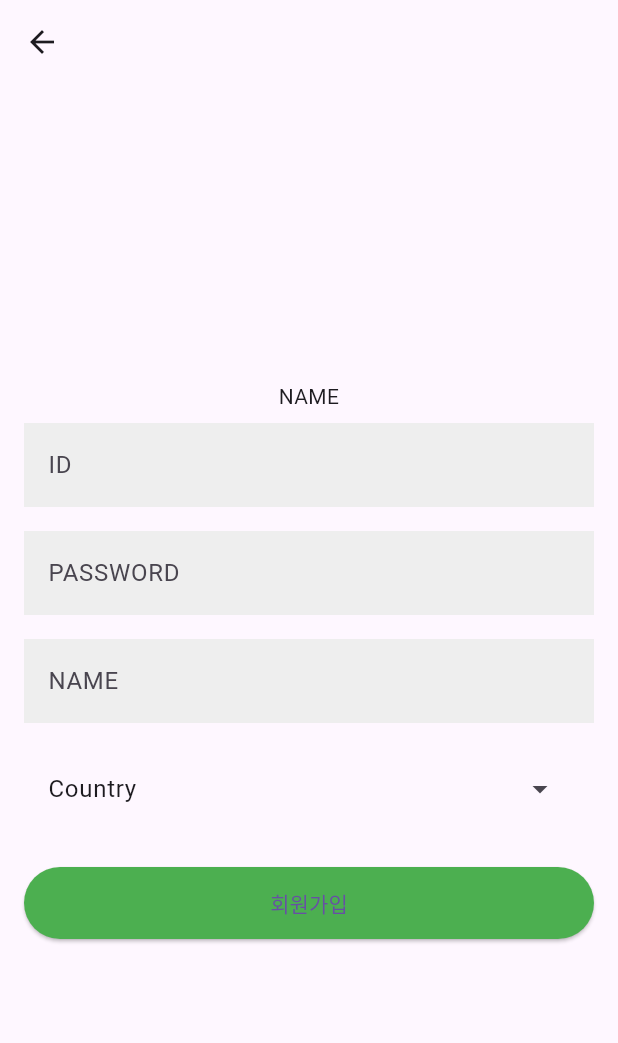
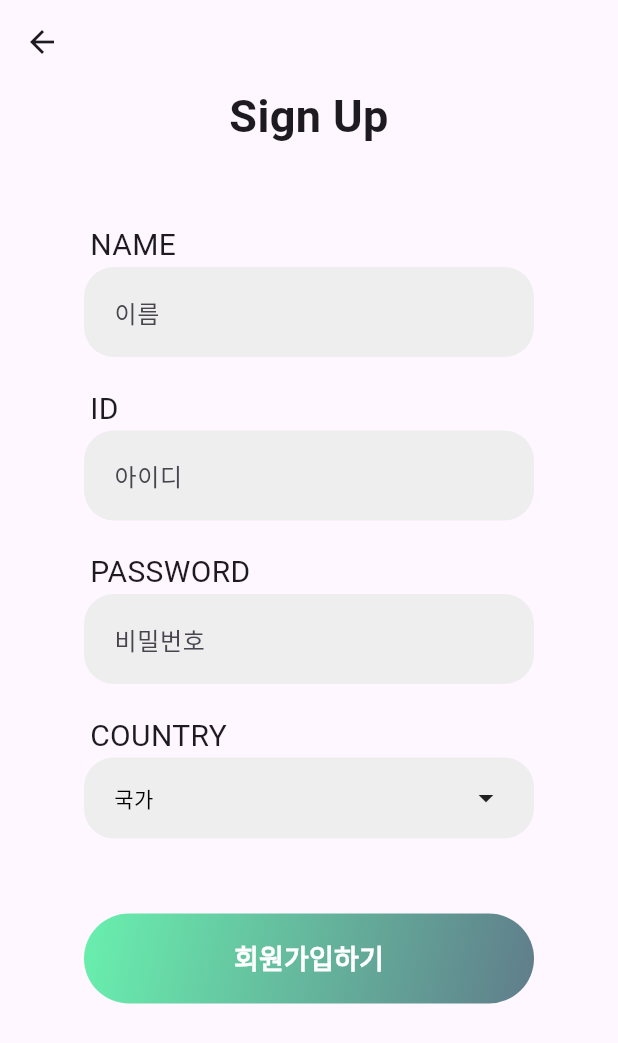
Before and after one commit to jjjooo-it/Flutter_DAKUA, a Flutter app: the screen it shows after launch, after a tap on "회원가입", on a phone screen of 412 x 824 dp. Shown: the top 1043 px of the screen. Run offline on Flutter 3.47's test engine with Material 3 defaults, Android fonts, the phone set to English and light mode, and no system bars.

Commit message:
feat: finish signupPage UI

```diff
--- a/lib/view/front/loginPage.dart
+++ b/lib/view/front/loginPage.dart
@@ -12,6 +12,7 @@ class LoginPage extends StatelessWidget {
   @override
   Widget build(BuildContext context) {
     return Scaffold(
+      resizeToAvoidBottomInset: false,
       body: Padding(
         padding: EdgeInsets.all(16.0),
         child: Column(
@@ -29,7 +30,7 @@ class LoginPage extends StatelessWidget {
                 Text(
                   'DAKUA',
                   style: TextStyle(
-                    fontSize:40,
+                    fontSize: 40,
                     fontWeight: FontWeight.bold,
                   ),
                 ),
@@ -48,7 +49,8 @@ class LoginPage extends StatelessWidget {
                 decoration: InputDecoration(
                   labelText: 'ID',
                   border: InputBorder.none,
-                  contentPadding: EdgeInsets.symmetric(horizontal: 20,vertical: 10),
+                  contentPadding:
+                  EdgeInsets.symmetric(horizontal: 20, vertical: 10),
                 ),
               ),
             ),
@@ -65,7 +67,8 @@ class LoginPage extends StatelessWidget {
                 decoration: InputDecoration(
                   labelText: 'Password',
                   border: InputBorder.none,
-                  contentPadding: EdgeInsets.symmetric(horizontal: 20,vertical: 10),
+                  contentPadding:
+                  EdgeInsets.symmetric(horizontal: 20, vertical: 10),
                 ),
               ),
             ),
@@ -90,7 +93,11 @@ class LoginPage extends StatelessWidget {
                   ),
                   child: Text(
                     '로그인하기',
-                    style: TextStyle(fontSize: 18.0, color: Colors.white), // 폰트 크기 변경 및 텍스트 색상을 하얀색으로 설정
+                    style: TextStyle(
+                      fontSize: 18.0,
+                      color: Colors.white,
+                      fontWeight: FontWeight.bold,
+                    ),
                   ),
                 ),
               ),
@@ -110,8 +117,9 @@ class LoginPage extends StatelessWidget {
                   child: Text(
                     '회원가입',
                     style: TextStyle(
-                        fontSize: 14.0,
-                        color: Colors.black
+                      fontSize: 14.0,
+                      fontWeight: FontWeight.bold,
+                      color: Colors.black,
                     ),
                   ),
                 ),
--- a/lib/view/front/signupPage.dart
+++ b/lib/view/front/signupPage.dart
@@ -1,3 +1,4 @@
+import 'package:flutter/cupertino.dart';
 import 'package:flutter/material.dart';
 import 'package:provider/provider.dart';
 import 'package:mobileplatform_project/viewModel/signupPage_viewModel.dart';
@@ -8,6 +9,7 @@ class SignUpPage extends StatelessWidget {
     return ChangeNotifierProvider(
       create: (context) => SignUpViewModel(),
       child: Scaffold(
+        resizeToAvoidBottomInset: false,
         appBar: AppBar(
           leading: IconButton(
             icon: Icon(Icons.arrow_back),
@@ -24,81 +26,208 @@ class SignUpPage extends StatelessWidget {
   }
 }
 
-class SignUpForm extends StatelessWidget {
+class SignUpForm extends StatefulWidget {
+  @override
+  _SignUpFormState createState() => _SignUpFormState();
+}
+
+class _SignUpFormState extends State<SignUpForm> {
+  String selectedCountry = '국가';
+
   @override
   Widget build(BuildContext context) {
     final viewModel = Provider.of<SignUpViewModel>(context);
-
-    return Padding(
-      padding: const EdgeInsets.all(16.0),
-      child: Form(
-        child: Column(
-          mainAxisAlignment: MainAxisAlignment.center,
-          crossAxisAlignment: CrossAxisAlignment.stretch,
-          children: <Widget>[
-            Text('NAME', textAlign: TextAlign.center),
-            SizedBox(height: 8.0),
-            TextFormField(
-              onChanged: (value) => viewModel.user.name = value,
-              decoration: InputDecoration(
-                labelText: 'ID',
-                filled: true,
-                fillColor: Colors.grey[200],
-                border: InputBorder.none,
+    return Column(
+      mainAxisAlignment: MainAxisAlignment.start,
+      children: <Widget>[
+        Text(
+          'Sign Up',
+          textAlign: TextAlign.center,
+          style: TextStyle(
+            fontSize: 30.0,
+            fontWeight: FontWeight.bold,
+          ),
+        ),
+        SizedBox(height: 50.0),
+        Row(
+          children: [
+            SizedBox(width: 60),
+            Text(
+              'NAME',
+              style: TextStyle(
+                fontSize: 20.0,
               ),
-            ),
-            SizedBox(height: 16.0),
-            TextFormField(
-              onChanged: (value) => viewModel.user.password = value,
-              decoration: InputDecoration(
-                labelText: 'PASSWORD',
-                filled: true,
-                fillColor: Colors.grey[200],
-                border: InputBorder.none,
-              ),
-              obscureText: true,
-            ),
-            SizedBox(height: 16.0),
-            TextFormField(
-              onChanged: (value) => viewModel.user.name = value,
-              decoration: InputDecoration(
-                labelText: 'NAME',
-                filled: true,
-                fillColor: Colors.grey[200],
-                border: InputBorder.none,
-              ),
-            ),
-            SizedBox(height: 16.0),
-            PopupMenuButton<String>(
-              initialValue: viewModel.user.country ?? '한국', // 초기 선택 값
-              itemBuilder: (BuildContext context) {
-                return ['한국', '중국'].map((String country) {
-                  return PopupMenuItem<String>(
-                    value: country,
-                    child: Text(country),
-                  );
-                }).toList();
-              },
-              onSelected: (String value) {
-                viewModel.user.country = value;
-              },
-              child: ListTile(
-                title: Text('Country'),
-                trailing: Icon(Icons.arrow_drop_down),
-              ),
-            ),
-            SizedBox(height: 24.0),
-            ElevatedButton(
-              onPressed: () => viewModel.signUp(context),
-              style: ElevatedButton.styleFrom(
-                primary: Colors.green,
-                minimumSize: Size(double.infinity, 48.0),
-              ),
-              child: Text('회원가입'),
             ),
           ],
         ),
-      ),
+        Container(
+          height: 60,
+          width: 300,
+          decoration: BoxDecoration(
+            color: Colors.grey[200],
+            borderRadius: BorderRadius.circular(20.0),
+          ),
+          child: TextField(
+            onChanged: (value) => viewModel.user.name = value,
+            decoration: InputDecoration(
+              labelText: '이름',
+              border: InputBorder.none,
+              contentPadding: EdgeInsets.symmetric(horizontal: 20, vertical: 10),
+            ),
+          ),
+        ),
+        SizedBox(height: 20.0),
+        Row(
+          children: [
+            SizedBox(width: 60),
+            Text(
+              'ID',
+              style: TextStyle(
+                fontSize: 20.0,
+              ),
+            ),
+          ],
+        ),
+        Container(
+          height: 60,
+          width: 300,
+          decoration: BoxDecoration(
+            color: Colors.grey[200],
+            borderRadius: BorderRadius.circular(20.0),
+          ),
+          child: TextField(
+            onChanged: (value) => viewModel.user.id = value,
+            decoration: InputDecoration(
+              labelText: '아이디',
+              border: InputBorder.none,
+              contentPadding: EdgeInsets.symmetric(horizontal: 20, vertical: 10),
+            ),
+          ),
+        ),
+        SizedBox(height: 20.0),
+        Row(
+          children: [
+            SizedBox(width: 60),
+            Text(
+              'PASSWORD',
+              style: TextStyle(
+                fontSize: 20.0,
+              ),
+            ),
+          ],
+        ),
+        Container(
+          height: 60,
+          width: 300,
+          decoration: BoxDecoration(
+            color: Colors.grey[200],
+            borderRadius: BorderRadius.circular(20.0),
+          ),
+          child: TextField(
+            onChanged: (value) => viewModel.user.password = value,
+            decoration: InputDecoration(
+              labelText: '비밀번호',
+              border: InputBorder.none,
+              contentPadding: EdgeInsets.symmetric(horizontal: 20, vertical: 10),
+            ),
+          ),
+        ),
+        SizedBox(height: 20.0),
+        Row(
+          children: [
+            SizedBox(width: 60),
+            Text(
+              'COUNTRY',
+              style: TextStyle(
+                fontSize: 20.0,
+              ),
+            ),
+          ],
+        ),
+        GestureDetector(
+          onTap: () {
+            showCupertinoModalPopup(
+              context: context,
+              builder: (BuildContext context) {
+                return CupertinoActionSheet(
+                  actions: [
+                    CupertinoActionSheetAction(
+                      onPressed: () {
+                        setState(() {
+                          selectedCountry = '한국';
+                          viewModel.user.country = selectedCountry;
+                        });
+                        Navigator.pop(context);
+                      },
+                      child: Text('한국'),
+                    ),
+                    CupertinoActionSheetAction(
+                      onPressed: () {
+                        setState(() {
+                          selectedCountry = '중국';
+                          viewModel.user.country = selectedCountry;
+                        });
+                        Navigator.pop(context);
+                      },
+                      child: Text('중국'),
+                    ),
+                  ],
+                  cancelButton: CupertinoActionSheetAction(
+                    onPressed: () {
+                      Navigator.pop(context);
+                    },
+                    child: Text('취소'),
+                  ),
+                );
+              },
+            );
+          },
+          child: Container(
+            width: 300,
+            decoration: BoxDecoration(
+              color: Colors.grey[200],
+              borderRadius: BorderRadius.circular(20.0),
+            ),
+            padding: EdgeInsets.symmetric(vertical: 15.0, horizontal: 20.0),
+            child: Row(
+              mainAxisAlignment: MainAxisAlignment.spaceBetween,
+              children: [
+                Text(
+                  selectedCountry,
+                  style: TextStyle(color: Colors.black),
+                ),
+                Icon(Icons.arrow_drop_down),
+              ],
+            ),
+          ),
+        ),
+        SizedBox(height: 50.0),
+        SizedBox(
+          height: 60,
+          width: 300,
+          child: Container(
+            decoration: BoxDecoration(
+              gradient: LinearGradient(
+                colors: [Colors.greenAccent, Colors.blueGrey],
+                begin: Alignment.topLeft,
+                end: Alignment.bottomRight,
+              ),
+              borderRadius: BorderRadius.circular(40.0),
+            ),
+            child: ElevatedButton(
+              onPressed: () => viewModel.signUp(context),
+              style: ElevatedButton.styleFrom(
+                primary: Colors.transparent, // 버튼 배경 투명으로 설정
+                elevation: 0, // 그라디언트를 위한 elevation 설정
+              ),
+              child: Text(
+                '회원가입하기',
+                style: TextStyle(fontSize: 18.0, color: Colors.white, fontWeight: FontWeight.bold,),
+              ),
+            ),
+          ),
+        ),
+      ],
     );
   }
 }
```
